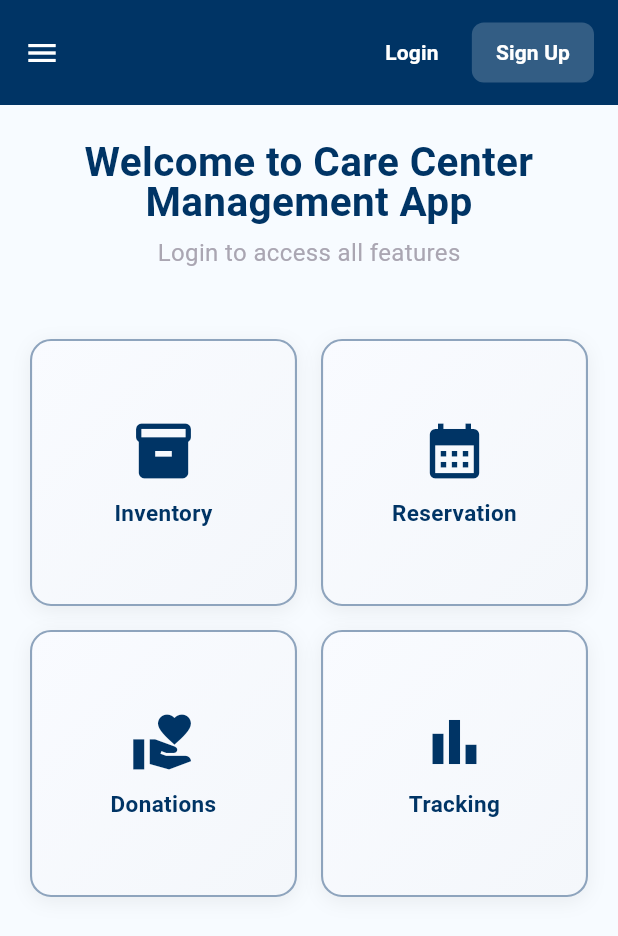
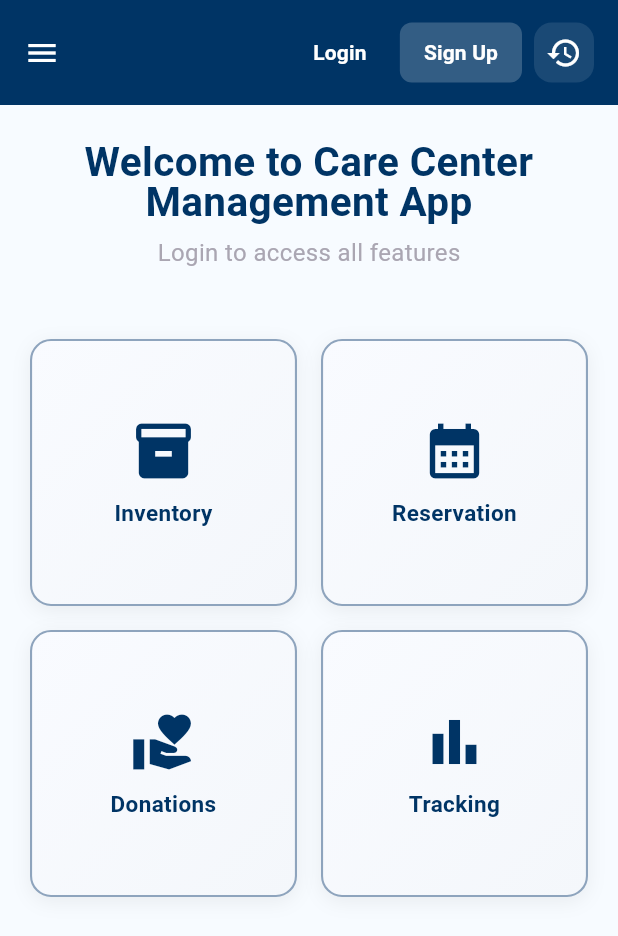
Before and after one commit to Shahad202/Care_Center_App, a Flutter app: the screen it shows after launch, on a phone screen of 412 x 824 dp. Shown: the top 936 px of the screen. Run offline on Flutter 3.47's test engine with Material 3 defaults, Android fonts, the phone set to English and light mode, and no system bars; our stand-ins replace cloud_firestore, firebase_auth, firebase_core, firebase_storage, fl_chart, flutter_svg and 1 more; accounts and stored records are empty.

Commit message:
edit history

```diff
--- a/lib/main.dart
+++ b/lib/main.dart
@@ -20,6 +20,7 @@ import 'reservation/reservation_confirm_screen.dart';
 import 'reservation/reservation_success_screen.dart' as success_screen;
 import 'Reservation/reservation_tabs.dart';
 import 'profilePage.dart';
+import 'package:project444/rental_history_button.dart';
 
 final ColorScheme colorScheme = ColorScheme.fromSeed(seedColor: Colors.blue);
 final _AppColors appColors = const _AppColors();
@@ -240,7 +241,7 @@ class _MyHomePageState extends State<MyHomePage> {
             ),
             const SizedBox(width: 8),
             Padding(
-              padding: const EdgeInsets.only(right: 16),
+              padding: const EdgeInsets.only(right: 8),
               child: TextButton(
                 onPressed: () {
                   Navigator.push(
@@ -267,6 +268,10 @@ class _MyHomePageState extends State<MyHomePage> {
                   ),
                 ),
               ),
+            ),
+            const Padding(
+              padding: EdgeInsets.only(right: 16),
+              child: RentalHistoryButton(),
             ),
           ],
         ),
--- a/lib/rental_history_button.dart
+++ b/lib/rental_history_button.dart
@@ -1,19 +1,110 @@
 import 'package:flutter/material.dart';
+import 'package:cloud_firestore/cloud_firestore.dart';
+import 'package:firebase_auth/firebase_auth.dart';
 import 'package:project444/rental_history_view.dart';
 
 /// Reusable Rental History Icon Button for app bars
-/// Shows user-specific rental history when showUserOnly=true
-/// Shows all rentals when showUserOnly=false
-class RentalHistoryButton extends StatelessWidget {
-  final bool showUserOnly;
+/// Automatically detects user role and shows:
+/// - User-specific rental history for regular users
+/// - All rentals for admins
+class RentalHistoryButton extends StatefulWidget {
+  final bool? showUserOnly; // Optional override
 
   const RentalHistoryButton({
     Key? key,
-    this.showUserOnly = false,
+    this.showUserOnly,
   }) : super(key: key);
 
   @override
+  State<RentalHistoryButton> createState() => _RentalHistoryButtonState();
+}
+
+class _RentalHistoryButtonState extends State<RentalHistoryButton> {
+  String _userRole = 'user';
+  bool _isLoading = true;
+
+  @override
+  void initState() {
+    super.initState();
+    _loadUserRole();
+  }
+
+  Future<void> _loadUserRole() async {
+    final uid = FirebaseAuth.instance.currentUser?.uid;
+    if (uid == null) {
+      if (mounted) {
+        setState(() {
+          _userRole = 'guest';
+          _isLoading = false;
+        });
+      }
+      return;
+    }
+
+    try {
+      final snap = await FirebaseFirestore.instance
+          .collection('users')
+          .doc(uid)
+          .get();
+
+      if (snap.exists) {
+        final role = (snap.data()?['role'] ?? 'user').toString().toLowerCase();
+        if (mounted) {
+          setState(() {
+            _userRole = role;
+            _isLoading = false;
+          });
+        }
+      } else {
+        if (mounted) {
+          setState(() {
+            _userRole = 'user';
+            _isLoading = false;
+          });
+        }
+      }
+    } catch (e) {
+      print('Error loading user role: $e');
+      if (mounted) {
+        setState(() {
+          _userRole = 'user';
+          _isLoading = false;
+        });
+      }
+    }
+  }
+
+  @override
   Widget build(BuildContext context) {
+    // If still loading, show a simple icon without interaction
+    if (_isLoading) {
+      return Container(
+        padding: const EdgeInsets.all(8),
+        decoration: BoxDecoration(
+          color: Colors.white.withOpacity(0.1),
+          borderRadius: BorderRadius.circular(12),
+        ),
+        child: const SizedBox(
+          width: 24,
+          height: 24,
+          child: CircularProgressIndicator(
+            strokeWidth: 2,
+            valueColor: AlwaysStoppedAnimation<Color>(Colors.white),
+          ),
+        ),
+      );
+    }
+
+    // Determine if we should show only user's rentals
+    // Priority: widget.showUserOnly override > role-based logic
+    bool showUserOnly;
+    if (widget.showUserOnly != null) {
+      showUserOnly = widget.showUserOnly!;
+    } else {
+      // Admin sees all, users see only their own
+      showUserOnly = _userRole != 'admin';
+    }
+
     return InkWell(
       onTap: () {
         Navigator.push(
```
